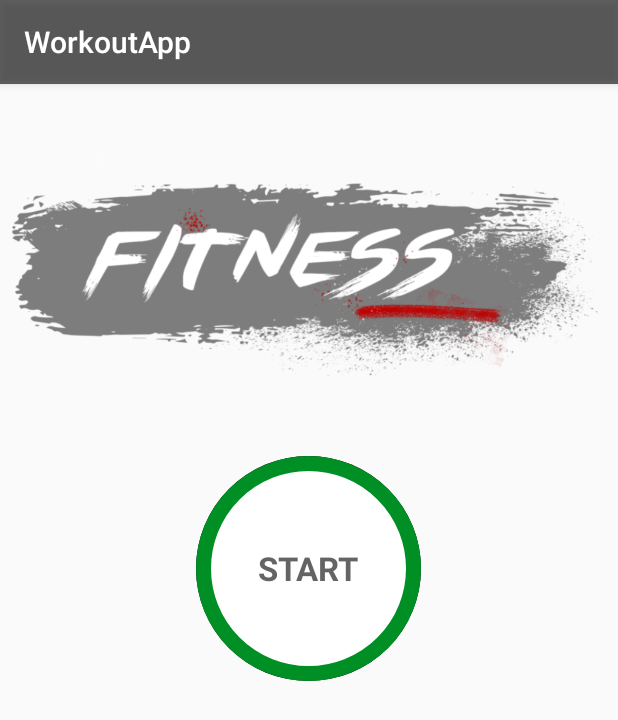
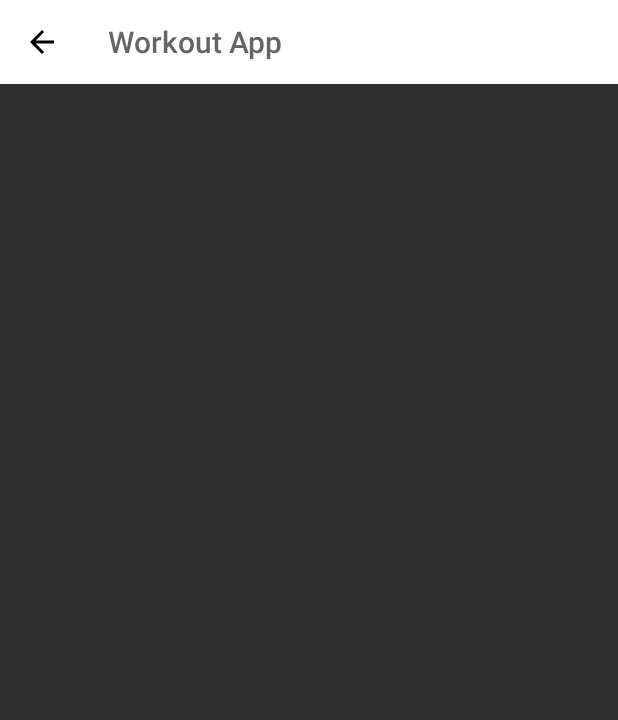
Before and after one commit to subhipandey/FitnessApp, an Android app: the screen it shows after launch (MainActivity before the commit, ExerciseActivity after it), after a tap on "START", on a phone screen of 412 x 824 dp. Shown: the top 720 px of the screen. Run offline under Robolectric (Android 15) with nearby library versions, the phone set to English and light mode, and no system bars.

Commit message:
Added Exercise Screen

```diff
--- a/app/src/main/AndroidManifest.xml
+++ b/app/src/main/AndroidManifest.xml
@@ -9,7 +9,14 @@
         android:roundIcon="@mipmap/ic_launcher_round"
         android:supportsRtl="true"
         android:theme="@style/AppTheme">
-        <activity android:name=".MainActivity">
+        <activity android:name=".ExerciseActivity"
+            android:screenOrientation="portrait"
+            android:theme="@style/Theme.AppCompat.NoActionBar">
+        </activity>
+        <activity
+            android:name=".MainActivity"
+            android:screenOrientation="portrait"
+            android:theme="@style/Theme.AppCompat.Light.NoActionBar">
             <intent-filter>
                 <action android:name="android.intent.action.MAIN" />
 
--- /dev/null
+++ b/app/src/main/java/com/subhipandey/android/workoutapp/ExerciseActivity.kt
@@ -0,0 +1,21 @@
+package com.subhipandey.android.workoutapp
+
+import androidx.appcompat.app.AppCompatActivity
+import android.os.Bundle
+import kotlinx.android.synthetic.main.activity_exercise.*
+
+class ExerciseActivity : AppCompatActivity() {
+    override fun onCreate(savedInstanceState: Bundle?) {
+        super.onCreate(savedInstanceState)
+        setContentView(R.layout.activity_exercise)
+
+        setSupportActionBar(toolbar_exercise_activity)
+        val actionbar = supportActionBar
+        if(actionbar !=null){
+            actionbar.setDisplayHomeAsUpEnabled(true)
+        }
+        toolbar_exercise_activity.setNavigationOnClickListener{
+            onBackPressed()
+        }
+    }
+}
--- a/app/src/main/java/com/subhipandey/android/workoutapp/MainActivity.kt
+++ b/app/src/main/java/com/subhipandey/android/workoutapp/MainActivity.kt
@@ -1,5 +1,6 @@
 package com.subhipandey.android.workoutapp
 
+import android.content.Intent
 import androidx.appcompat.app.AppCompatActivity
 import android.os.Bundle
 import android.widget.Toast
@@ -11,11 +12,8 @@
         setContentView(R.layout.activity_main)
 
         llStart.setOnClickListener {
-            Toast.makeText(
-                this,
-                "Here we will start the exercise",
-                Toast.LENGTH_SHORT
-            ).show()
+           val intent = Intent(this, ExerciseActivity::class.java)
+            startActivity(intent)
         }
     }
 }
--- /dev/null
+++ b/app/src/main/res/layout/activity_exercise.xml
@@ -0,0 +1,18 @@
+<?xml version="1.0" encoding="utf-8"?>
+<RelativeLayout xmlns:android="http://schemas.android.com/apk/res/android"
+    xmlns:app="http://schemas.android.com/apk/res-auto"
+    xmlns:tools="http://schemas.android.com/tools"
+    android:layout_width="match_parent"
+    android:layout_height="match_parent"
+    tools:context=".ExerciseActivity"
+    android:orientation="vertical">
+
+    <androidx.appcompat.widget.Toolbar
+        android:id="@+id/toolbar_exercise_activity"
+        android:layout_width="match_parent"
+        android:layout_height="?android:attr/actionBarSize"
+        android:background="#FFFFFF"
+        app:titleTextColor="@color/colorPrimary"
+        android:theme="@style/ToolbarTheme"/>
+
+</RelativeLayout>
--- a/app/src/main/res/values/colors.xml
+++ b/app/src/main/res/values/colors.xml
@@ -6,4 +6,5 @@
 
     <color name="ColorHighLighted">#C4C4C4</color>
     <color name="colorWhite">#FFFFFF</color>
+    <color name="toolbar_color_control_normal">#000000</color>
 </resources>
--- a/app/src/main/res/values/strings.xml
+++ b/app/src/main/res/values/strings.xml
@@ -1,5 +1,5 @@
 <resources>
-    <string name="app_name">WorkoutApp</string>
+    <string name="app_name">Workout App</string>
 
     <string name="image">image</string>
     <string name="str_start">START</string>
--- a/app/src/main/res/values/styles.xml
+++ b/app/src/main/res/values/styles.xml
@@ -7,4 +7,10 @@
         <item name="colorAccent">@color/colorAccent</item>
     </style>
 
+    <style name="ToolbarTheme" parent="@style/ThemeOverlay.AppCompat.ActionBar">
+        <item name="colorControlNormal">@color/toolbar_color_control_normal</item>
+
+    </style>
+
+
 </resources>
```
